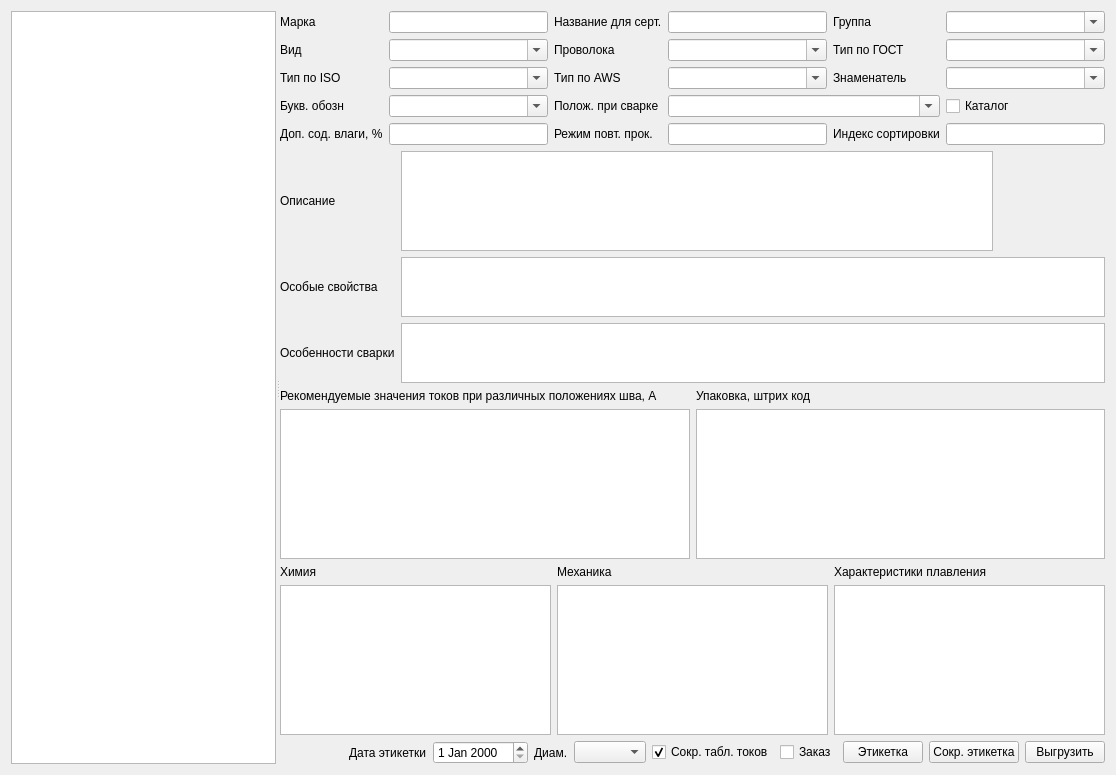
Qt form formmark.ui (Sergeyego/el_sert) before a commit.
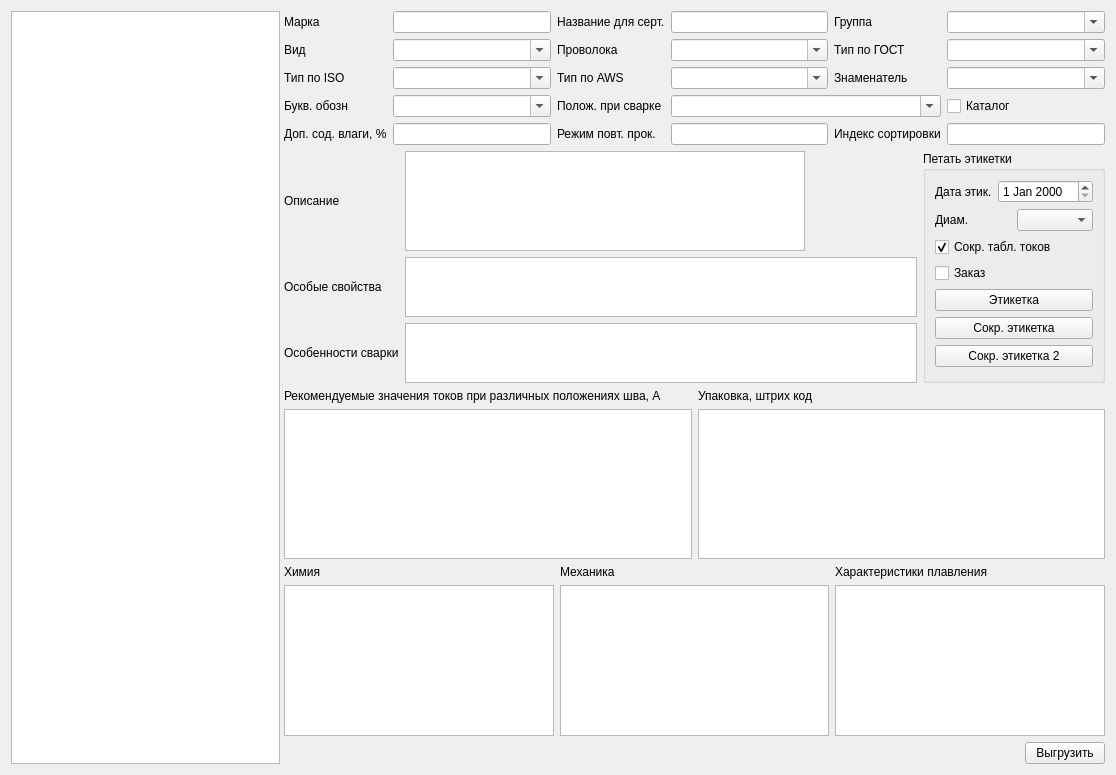
The same form after that commit. Custom widgets are drawn as their Qt base class.

Commit message: добавлена этикетка

What changed in the file:
```diff
--- a/formmark.ui
+++ b/formmark.ui
@@ -220,6 +220,8 @@
         </layout>
        </item>
        <item>
+        <layout class="QHBoxLayout" name="horizontalLayout_3">
+         <item>
         <layout class="QGridLayout" name="gridLayout_2">
          <item row="1" column="1" colspan="3">
           <widget class="QPlainTextEdit" name="plainTextEditDescrSpec">
@@ -297,6 +299,96 @@
         </layout>
        </item>
        <item>
+          <widget class="QGroupBox" name="groupBox">
+           <property name="title">
+            <string>Петать этикетки</string>
+           </property>
+           <layout class="QVBoxLayout" name="verticalLayout_9">
+            <item>
+             <layout class="QHBoxLayout" name="horizontalLayout_5">
+              <item>
+               <widget class="QLabel" name="label_20">
+                <property name="text">
+                 <string>Дата этик.</string>
+                </property>
+               </widget>
+              </item>
+              <item>
+               <widget class="DateEdit" name="dateEdit"/>
+              </item>
+             </layout>
+            </item>
+            <item>
+             <layout class="QHBoxLayout" name="horizontalLayout_4">
+              <item>
+               <widget class="QLabel" name="label_19">
+                <property name="text">
+                 <string>Диам.</string>
+                </property>
+               </widget>
+              </item>
+              <item>
+               <widget class="QComboBox" name="comboBoxDiam"/>
+              </item>
+             </layout>
+            </item>
+            <item>
+             <widget class="QCheckBox" name="checkBoxAmp">
+              <property name="text">
+               <string>Сокр. табл. токов</string>
+              </property>
+              <property name="checked">
+               <bool>true</bool>
+              </property>
+             </widget>
+            </item>
+            <item>
+             <widget class="QCheckBox" name="checkBoxOrder">
+              <property name="text">
+               <string>Заказ</string>
+              </property>
+             </widget>
+            </item>
+            <item>
+             <widget class="QPushButton" name="cmdLbl">
+              <property name="text">
+               <string>Этикетка</string>
+              </property>
+             </widget>
+            </item>
+            <item>
+             <widget class="QPushButton" name="cmdLblSmall">
+              <property name="text">
+               <string>Сокр. этикетка</string>
+              </property>
+             </widget>
+            </item>
+            <item>
+             <widget class="QPushButton" name="cmdLblSmall2">
+              <property name="text">
+               <string>Сокр. этикетка 2</string>
+              </property>
+             </widget>
+            </item>
+            <item>
+             <spacer name="verticalSpacer">
+              <property name="orientation">
+               <enum>Qt::Vertical</enum>
+              </property>
+              <property name="sizeHint" stdset="0">
+               <size>
+                <width>20</width>
+                <height>40</height>
+               </size>
+              </property>
+             </spacer>
+            </item>
+           </layout>
+          </widget>
+         </item>
+        </layout>
+       </item>
+       <item>
         <layout class="QHBoxLayout" name="horizontalLayout_2">
          <item>
           <layout class="QVBoxLayout" name="verticalLayout_4">
@@ -403,57 +495,6 @@
            </property>
           </spacer>
          </item>
-         <item>
-          <widget class="QLabel" name="label_20">
-           <property name="text">
-            <string>Дата этикетки</string>
-           </property>
-          </widget>
-         </item>
-         <item>
-          <widget class="DateEdit" name="dateEdit"/>
-         </item>
-         <item>
-          <widget class="QLabel" name="label_19">
-           <property name="text">
-            <string>Диам.</string>
-           </property>
-          </widget>
-         </item>
-         <item>
-          <widget class="QComboBox" name="comboBoxDiam"/>
-         </item>
-         <item>
-          <widget class="QCheckBox" name="checkBoxAmp">
-           <property name="text">
-            <string>Сокр. табл. токов</string>
-           </property>
-           <property name="checked">
-            <bool>true</bool>
-           </property>
-          </widget>
-         </item>
-         <item>
-          <widget class="QCheckBox" name="checkBoxOrder">
-           <property name="text">
-            <string>Заказ</string>
-           </property>
-          </widget>
-         </item>
-         <item>
-          <widget class="QPushButton" name="cmdLbl">
-           <property name="text">
-            <string>Этикетка</string>
-           </property>
-          </widget>
-         </item>
-         <item>
-          <widget class="QPushButton" name="cmdLblSmall">
-           <property name="text">
-            <string>Сокр. этикетка</string>
-           </property>
-          </widget>
-         </item>
          <item>
           <widget class="QPushButton" name="cmdExt">
            <property name="text">
```
Lines whose indentation alone changed are shown as unchanged. The commit also changes 7 other files.
